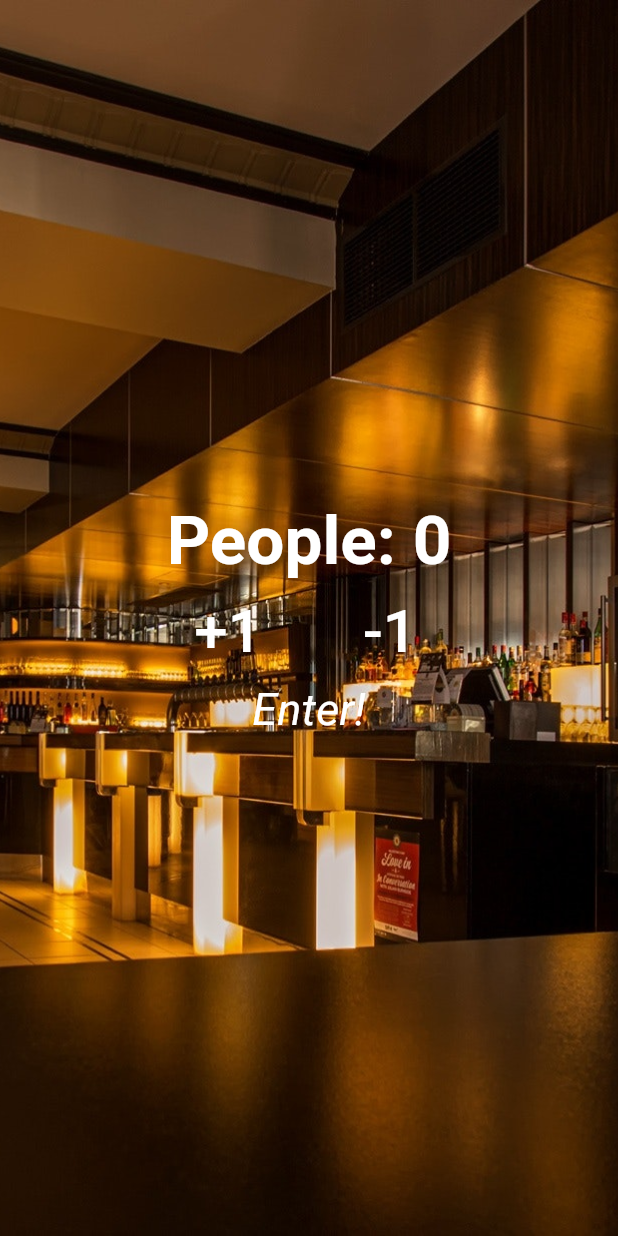
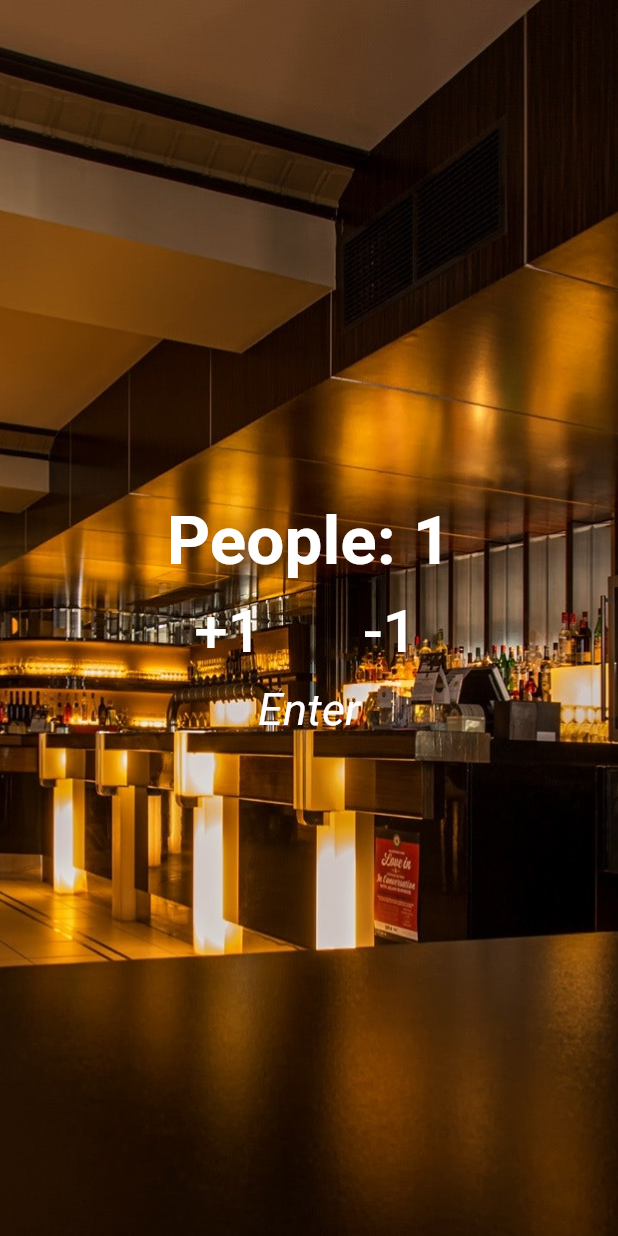
Before and after one commit to feMoraes0/people-counter-app, a Flutter app: the screen it shows after launch, after a tap on "+1", on a phone screen of 412 x 824 dp. Run offline on Flutter 3.47's test engine with Material 2 defaults, Android fonts, the phone set to English and light mode, and no system bars.

```diff
--- a/lib/main.dart
+++ b/lib/main.dart
@@ -19,6 +19,21 @@ class HomeScreen extends StatefulWidget {
 }
 
 class _HomeScreenState extends State<HomeScreen> {
+  String _infoText = "Enter";
+  int _people = 0;
+
+  void _changePeople(int delta) {
+    setState(() {
+      _people += delta;
+      if(_people < 0)
+        _infoText = "Upside down";
+      else if(_people <= 10)
+        _infoText = "Enter";
+      else
+        _infoText = "Full";
+    });
+  }
+
   @override
   Widget build(BuildContext context) {
     Size size = MediaQuery.of(context).size;
@@ -34,7 +49,7 @@ class _HomeScreenState extends State<HomeScreen> {
             mainAxisAlignment: MainAxisAlignment.center,
             children: <Widget>[
               Text(
-                "People: 0",
+                "People: $_people",
                 style: TextStyle(
                   color: Colors.white,
                   fontWeight: FontWeight.bold,
@@ -47,7 +62,9 @@ class _HomeScreenState extends State<HomeScreen> {
                   Padding(
                     padding: const EdgeInsets.all(10.0),
                     child: FlatButton(
-                      onPressed: () {},
+                      onPressed: () {
+                        _changePeople(1);
+                      },
                       child: Text(
                         "+1",
                         style: TextStyle(
@@ -60,7 +77,9 @@ class _HomeScreenState extends State<HomeScreen> {
                   Padding(
                     padding: const EdgeInsets.all(10.0),
                     child: FlatButton(
-                      onPressed: () {},
+                      onPressed: () {
+                        _changePeople(-1);
+                      },
                       child: Text(
                         "-1",
                         style: TextStyle(
@@ -73,7 +92,7 @@ class _HomeScreenState extends State<HomeScreen> {
                 ],
               ),
               Text(
-                "Enter!",
+                _infoText,
                 style: TextStyle(
                   color: Colors.white,
                   fontStyle: FontStyle.italic,
```
